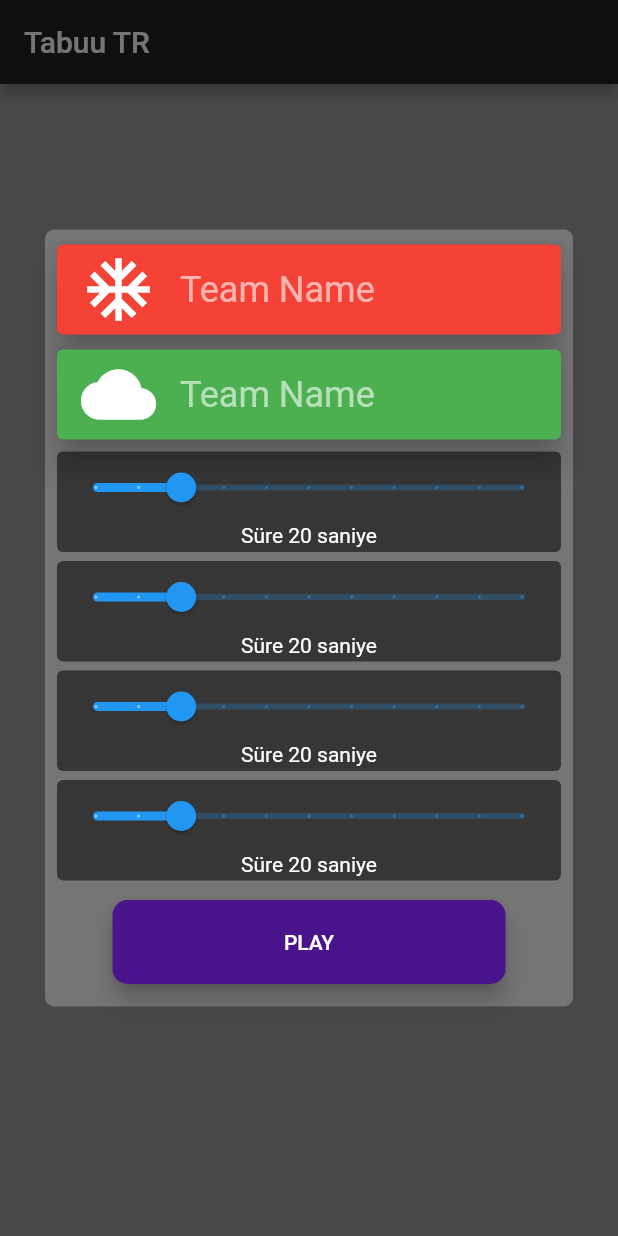
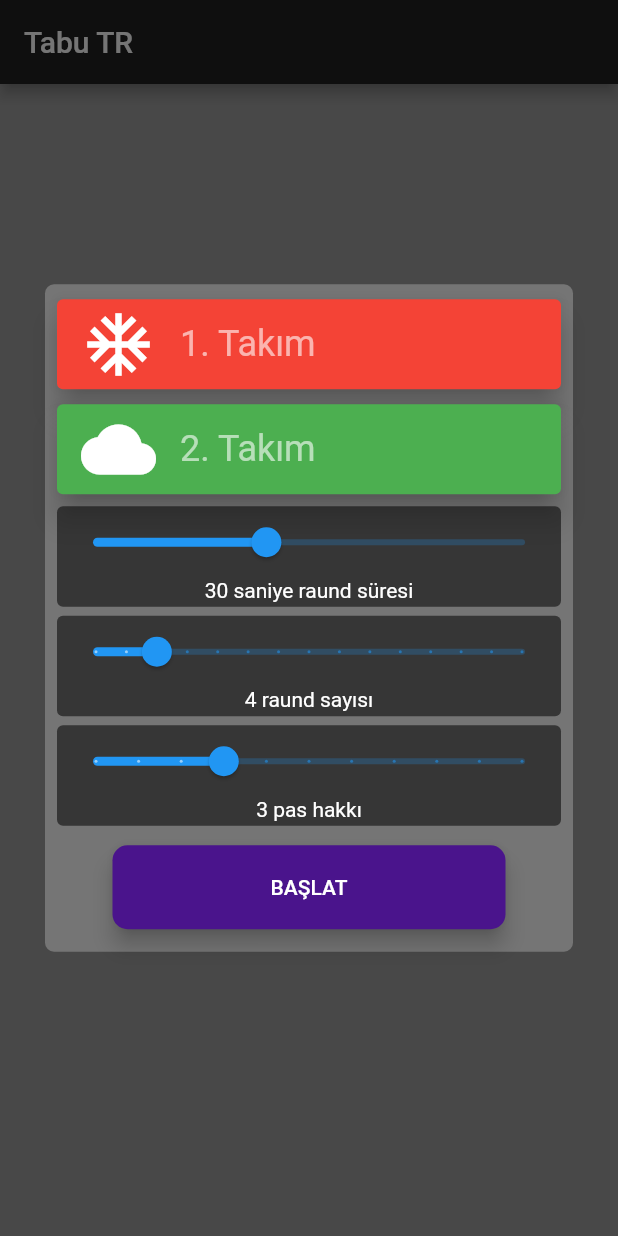
Before and after one commit to acsahin/tabuu_app, a Flutter app: the screen it shows after launch, after a tap on "OYNA", on a phone screen of 412 x 824 dp. Run offline on Flutter 3.47's test engine with Material 2 defaults, Android fonts, the phone set to English and light mode, and no system bars.

Commit message:
Settings screen is completed.

```diff
--- a/lib/constants.dart
+++ b/lib/constants.dart
@@ -0,0 +1,4 @@
+enum TeamNumber {
+team1,
+team2,
+}
--- a/lib/main.dart
+++ b/lib/main.dart
@@ -11,9 +11,8 @@ class MyApp extends StatelessWidget {
     return MaterialApp(
       theme: ThemeData.dark().copyWith(
         scaffoldBackgroundColor: Colors.grey
-
       ),
-      title: 'Tabuu TR',
+      title: 'Tabu TR',
       home: SafeArea(
         child: MainScreen(),
       ),
--- a/lib/models/team_data.dart
+++ b/lib/models/team_data.dart
@@ -1,7 +1,7 @@
 import 'package:flutter/material.dart';
 
 class TeamData extends ChangeNotifier{
-  List<Color> teamColors = [Colors.orange, Colors.grey, Colors.yellow, Colors.indigo];
+  List<Color> teamColors = [Colors.orange[300], Colors.grey, Colors.yellow[900], Colors.indigo];
   List<IconData> teamIcons = [Icons.offline_bolt, Icons.whatshot, Icons.toys, Icons.airplanemode_active, Icons.audiotrack];
   Color team1Color = Colors.red;
   Color team2Color = Colors.green;
--- a/lib/screens/game_settings_screen.dart
+++ /dev/null
@@ -1,15 +0,0 @@
-import 'package:flutter/material.dart';
-
-class GameSettingsScreen extends StatefulWidget {
-  @override
-  _GameSettingsScreenState createState() => _GameSettingsScreenState();
-}
-
-class _GameSettingsScreenState extends State<GameSettingsScreen> {
-  @override
-  Widget build(BuildContext context) {
-    return Column(
-
-    );
-  }
-}
--- a/lib/screens/main_screen.dart
+++ b/lib/screens/main_screen.dart
@@ -1,20 +1,16 @@
 import 'package:flutter/cupertino.dart';
 import 'package:flutter/material.dart';
-import 'package:flutter/services.dart';
+import 'package:tabuu_app/widgets/main_screen_widgets.dart';
 import 'package:provider/provider.dart';
 import 'package:tabuu_app/models/team_data.dart';
-
-enum TeamNumber {
-  team1,
-  team2,
-}
+import 'package:tabuu_app/constants.dart';
 
 class MainScreen extends StatelessWidget {
   @override
   Widget build(BuildContext context) {
     return Scaffold(
       appBar: AppBar(
-        title: Text('Tabuu TR'),
+        title: Text('Tabu TR'),
       ),
       body: Container(
         child: Column(
@@ -77,13 +73,30 @@ class _SettingsDialogState extends State<SettingsDialog> {
                 TeamCard(
                   selectedTeam: TeamNumber.team2,
                 ),
-                SettingsCard(),
-                SettingsCard(),
-                SettingsCard(),
-                SettingsCard(),
+                SettingsCard(
+                  min: 10.0,
+                  max: 60.0,
+                  value: 30.0,
+                  divisions: 50,
+                  title: 'saniye raund süresi',
+                ),
+                SettingsCard(
+                  min: 2.0,
+                  max: 16.0,
+                  value: 4.0,
+                  divisions: 14,
+                  title: 'raund sayısı',
+                ),
+                SettingsCard(
+                  min: 0.0,
+                  max: 10.0,
+                  value: 3.0,
+                  divisions: 10,
+                  title: 'pas hakkı',
+                ),
                 MainScreenButton(
                   onPressed: () {},
-                  title: 'PLAY',
+                  title: 'BAŞLAT',
                 ),
               ],
             ),
@@ -93,117 +106,3 @@ class _SettingsDialogState extends State<SettingsDialog> {
     );
   }
 }
-
-class SettingsCard extends StatefulWidget {
-  @override
-  _SettingsCardState createState() => _SettingsCardState();
-}
-
-class _SettingsCardState extends State<SettingsCard> {
-  double theValue = 20.0;
-
-  @override
-  Widget build(BuildContext context) {
-    return Card(
-      margin: EdgeInsets.all(3.0),
-      color: Colors.black54,
-      elevation: 0.0,
-      child: Column(
-        children: <Widget>[
-          Slider(
-            min: 10.0,
-            max: 60.0,
-            value: theValue,
-            onChanged: (newValue) {
-              setState(() {
-                theValue = newValue;
-              });
-            },
-            divisions: 10,
-          ),
-          Text('Süre ${theValue.toInt()} saniye'),
-          SizedBox(
-            height: 3.0,
-          ),
-        ],
-      ),
-    );
-  }
-}
-
-class TeamCard extends StatelessWidget {
-  final TeamNumber selectedTeam;
-
-  TeamCard({this.selectedTeam});
-
-  Widget build(BuildContext context) {
-    return GestureDetector(
-      onHorizontalDragEnd: (detail) {
-        selectedTeam == TeamNumber.team1 ? Provider.of<TeamData>(context, listen: false).changeTeam1Color() : Provider.of<TeamData>(context, listen: false).changeTeam2Color();
-      },
-      onTap: () {
-        selectedTeam == TeamNumber.team1 ? Provider.of<TeamData>(context, listen: false).changeTeam1Icon() : Provider.of<TeamData>(context, listen: false).changeTeam2Icon();
-      },
-      child: Consumer<TeamData>(
-        builder: (context, teamData, child) {
-          return Card(
-            margin: EdgeInsets.symmetric(horizontal: 3.0, vertical: 5.0),
-            color: selectedTeam == TeamNumber.team1
-                ? teamData.team1Color
-                : teamData.team2Color,
-            elevation: 8.0,
-            child: ListTile(
-              leading: Icon(
-                selectedTeam == TeamNumber.team1
-                    ? teamData.team1Icon
-                    : teamData.team2Icon,
-                size: 50.0,
-              ),
-              title: TextField(
-                decoration: InputDecoration(
-                  hintText: 'Team Name',
-                  border: InputBorder.none,
-                ),
-                cursorColor: Colors.grey[200],
-                textCapitalization: TextCapitalization.characters,
-                style: TextStyle(
-                  fontSize: 24.0,
-                ),
-              ),
-//              subtitle: Text(
-//                'Team starts with the color',
-//                style: TextStyle(
-//                  fontStyle: FontStyle.italic,
-//                ),
-//              ),
-            ),
-          );
-        },
-      ),
-    );
-  }
-}
-
-class MainScreenButton extends StatelessWidget {
-  final Function onPressed;
-  final String title;
-
-  MainScreenButton({@required this.onPressed, @required this.title});
-
-  @override
-  Widget build(BuildContext context) {
-    return Padding(
-      padding: const EdgeInsets.symmetric(horizontal: 40.0, vertical: 10.0),
-      child: RaisedButton(
-        elevation: 6.0,
-        shape: RoundedRectangleBorder(
-          borderRadius: BorderRadius.circular(10.0),
-        ),
-        onPressed: onPressed,
-        color: Colors.purple[900],
-        padding: EdgeInsets.all(20.0),
-        child: Text(title),
-      ),
-    );
-  }
-}
--- /dev/null
+++ b/lib/widgets/main_screen_widgets.dart
@@ -0,0 +1,123 @@
+import 'package:flutter/material.dart';
+import 'package:tabuu_app/constants.dart';
+import 'package:tabuu_app/models/team_data.dart';
+import 'package:provider/provider.dart';
+
+class MainScreenButton extends StatelessWidget {
+  final Function onPressed;
+  final String title;
+
+  MainScreenButton({@required this.onPressed, @required this.title});
+
+  @override
+  Widget build(BuildContext context) {
+    return Padding(
+      padding: const EdgeInsets.symmetric(horizontal: 40.0, vertical: 10.0),
+      child: RaisedButton(
+        elevation: 6.0,
+        shape: RoundedRectangleBorder(
+          borderRadius: BorderRadius.circular(10.0),
+        ),
+        onPressed: onPressed,
+        color: Colors.purple[900],
+        padding: EdgeInsets.all(20.0),
+        child: Text(title),
+      ),
+    );
+  }
+}
+
+class TeamCard extends StatelessWidget {
+  final TeamNumber selectedTeam;
+  TeamCard({this.selectedTeam});
+
+  Widget build(BuildContext context) {
+    return GestureDetector(
+      onHorizontalDragEnd: (detail) {
+        selectedTeam == TeamNumber.team1 ? Provider.of<TeamData>(context, listen: false).changeTeam1Color() : Provider.of<TeamData>(context, listen: false).changeTeam2Color();
+      },
+      onTap: () {
+        selectedTeam == TeamNumber.team1 ? Provider.of<TeamData>(context, listen: false).changeTeam1Icon() : Provider.of<TeamData>(context, listen: false).changeTeam2Icon();
+      },
+      child: Consumer<TeamData>(
+        builder: (context, teamData, child) {
+          return Card(
+            margin: EdgeInsets.symmetric(horizontal: 3.0, vertical: 5.0),
+            color: selectedTeam == TeamNumber.team1
+                ? teamData.team1Color
+                : teamData.team2Color,
+            elevation: 8.0,
+            child: ListTile(
+              leading: Icon(
+                selectedTeam == TeamNumber.team1
+                    ? teamData.team1Icon
+                    : teamData.team2Icon,
+                size: 50.0,
+              ),
+              title: TextField(
+                decoration: InputDecoration(
+                  hintText: selectedTeam == TeamNumber.team1 ? '1. Takım' : '2. Takım',
+                  border: InputBorder.none,
+                ),
+                cursorColor: Colors.grey[200],
+                textCapitalization: TextCapitalization.characters,
+                style: TextStyle(
+                  fontSize: 24.0,
+                ),
+              ),
+//              subtitle: Text(
+//                'Team starts with the color',
+//                style: TextStyle(
+//                  fontStyle: FontStyle.italic,
+//                ),
+//              ),
+            ),
+          );
+        },
+      ),
+    );
+  }
+}
+
+class SettingsCard extends StatefulWidget {
+  int divisions;
+  String title;
+  double min;
+  double max;
+  double value;
+
+  SettingsCard({this.divisions, this.title, this.min, this.max, this.value});
+
+  @override
+  _SettingsCardState createState() => _SettingsCardState();
+}
+
+class _SettingsCardState extends State<SettingsCard> {
+  @override
+  Widget build(BuildContext context) {
+    return Card(
+      margin: EdgeInsets.all(3.0),
+      color: Colors.black54,
+      elevation: 0.0,
+      child: Column(
+        children: <Widget>[
+          Slider(
+            min: widget.min,
+            max: widget.max,
+            value: widget.value,
+            onChanged: (newValue) {
+              setState(() {
+                widget.value = newValue;
+              });
+            },
+            divisions: widget.divisions,
+          ),
+          Text('${widget.value.toInt()} ${widget.title}'),
+          SizedBox(
+            height: 3.0,
+          ),
+        ],
+      ),
+    );
+  }
+}
```
Also changed, not shown: lib/screens/options_screen.dart (deleted), 1 other file.
